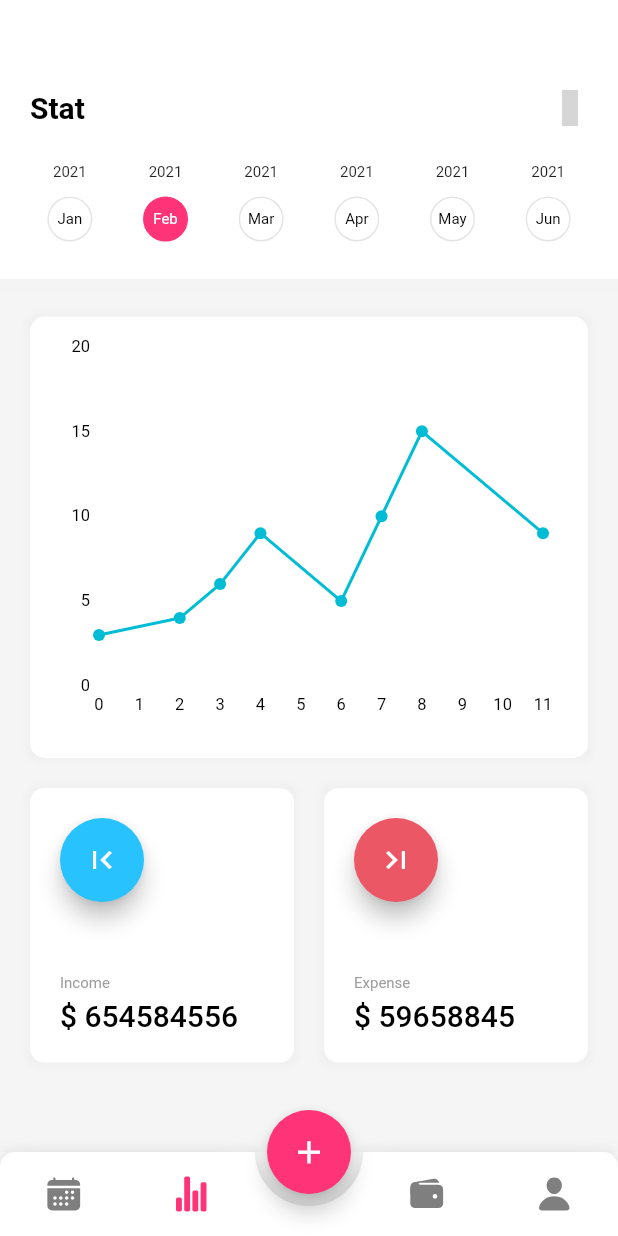
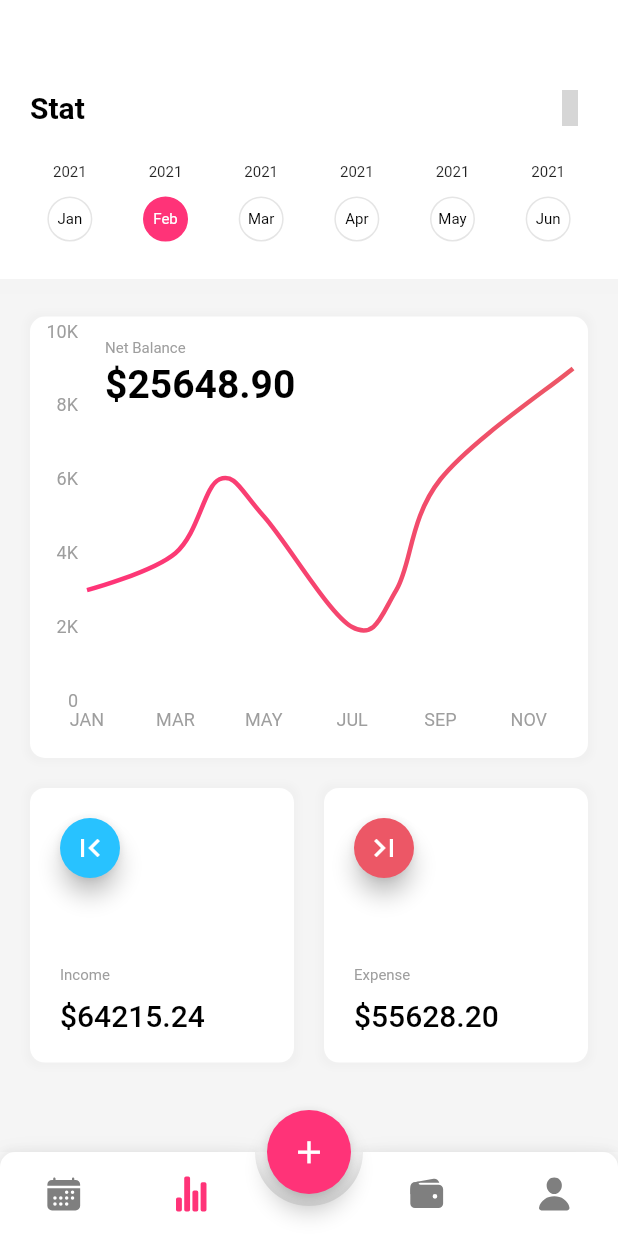
Before and after one commit to JanDongGun/BudgetFlutter, a Flutter app: the screen it shows after launch, item 2 of the bottom bar chosen, on a phone screen of 412 x 824 dp. Run offline on Flutter 3.47's test engine with Material 2 defaults, Android fonts, the light colour scheme and no system bars; drawn by our look-alikes of animated_bottom_navigation_bar, fl_chart; our stand-ins replace ionicons, percent_indicator; missing offline and left inert: antdesign_icons; grey boxes are pictures that could not be loaded.

Commit message:
update chart

```diff
--- a/lib/pages/stat_page.dart
+++ b/lib/pages/stat_page.dart
@@ -124,32 +124,102 @@ class _StatState extends State<Stat> {
                         blurRadius: 3),
                   ],
                 ),
-                child: Padding(
-                  padding: const EdgeInsets.fromLTRB(0, 20, 30, 20),
-                  child: LineChart(LineChartData(
+                child: Stack(children: [
+                  Positioned(
+                      top: 15,
+                      left: 50,
+                      child: Text(
+                        'Net Balance',
+                        style:
+                            TextStyle(color: grey.withOpacity(1), fontSize: 10),
+                      )),
+                  Positioned(
+                      top: 30,
+                      left: 50,
+                      child: Text(
+                        '\$25648.90',
+                        style: TextStyle(
+                            color: black.withOpacity(1),
+                            fontSize: 26,
+                            fontWeight: FontWeight.bold),
+                      )),
+                  Padding(
+                    padding: const EdgeInsets.all(10),
+                    child: LineChart(
+                      LineChartData(
                         minX: 0,
                         maxX: 11,
                         minY: 0,
-                    maxY: 20,
+                        maxY: 10,
                         lineBarsData: [
-                      LineChartBarData(spots: [
+                          LineChartBarData(
+                            isCurved: true,
+                            colors: redGradientColors,
+                            barWidth: 3,
+                            dotData: FlDotData(show: false),
+                            spots: [
                               FlSpot(0, 3),
                               FlSpot(2, 4),
                               FlSpot(3, 6),
-                        FlSpot(4, 9),
-                        FlSpot(6, 5),
-                        FlSpot(7, 10),
-                        FlSpot(8, 15),
+                              FlSpot(4, 5),
+                              FlSpot(6, 2),
+                              FlSpot(7, 3),
+                              FlSpot(8, 6),
                               FlSpot(11, 9),
-                      ])
+                            ],
+                          )
                         ],
                         gridData: FlGridData(show: false),
                         borderData: FlBorderData(show: false),
                         titlesData: FlTitlesData(
                             rightTitles: SideTitles(showTitles: false),
-                        topTitles: SideTitles(showTitles: false)),
-                  )),
+                            topTitles: SideTitles(showTitles: false),
+                            bottomTitles: SideTitles(
+                                showTitles: true,
+                                getTextStyles: (context, value) =>
+                                    const TextStyle(color: grey, fontSize: 12),
+                                getTitles: (value) {
+                                  switch (value.toInt()) {
+                                    case 0:
+                                      return 'JAN';
+                                    case 2:
+                                      return 'MAR';
+                                    case 4:
+                                      return 'MAY';
+                                    case 6:
+                                      return 'JUL';
+                                    case 8:
+                                      return 'SEP';
+                                    case 10:
+                                      return 'NOV';
+                                  }
+                                  return '';
+                                }),
+                            leftTitles: SideTitles(
+                                showTitles: true,
+                                getTextStyles: (context, value) =>
+                                    const TextStyle(color: grey, fontSize: 12),
+                                getTitles: (value) {
+                                  switch (value.toInt()) {
+                                    case 0:
+                                      return '0';
+                                    case 2:
+                                      return '2K';
+                                    case 4:
+                                      return '4K';
+                                    case 6:
+                                      return '6K';
+                                    case 8:
+                                      return '8K';
+                                    case 10:
+                                      return '10K';
+                                  }
+                                  return '';
+                                })),
                       ),
+                    ),
+                  ),
+                ]),
               ),
               const SizedBox(
                 height: 20,
@@ -181,11 +251,15 @@ class _StatState extends State<Stat> {
                             crossAxisAlignment: CrossAxisAlignment.start,
                             mainAxisAlignment: MainAxisAlignment.spaceBetween,
                             children: [
-                              FloatingActionButton(
+                              Container(
+                                height: 40,
+                                width: 40,
+                                child: FloatingActionButton(
                                   onPressed: () {},
                                   child: Icon(Icons.first_page),
                                   backgroundColor: blue,
                                   foregroundColor: white,
+                                ),
                               ),
                               SizedBox(
                                 height: size.height / 20,
@@ -195,7 +269,7 @@ class _StatState extends State<Stat> {
                                 style: TextStyle(
                                     fontSize: 10, color: grey.withOpacity(1)),
                               ),
-                              Text('\$ 654584556',
+                              Text('\$64215.24',
                                   style: TextStyle(
                                       fontSize: 20,
                                       fontWeight: FontWeight.w500,
@@ -226,11 +300,15 @@ class _StatState extends State<Stat> {
                             crossAxisAlignment: CrossAxisAlignment.start,
                             mainAxisAlignment: MainAxisAlignment.spaceBetween,
                             children: [
-                              FloatingActionButton(
+                              Container(
+                                height: 40,
+                                width: 40,
+                                child: FloatingActionButton(
                                   onPressed: () {},
                                   child: Icon(Icons.last_page),
                                   backgroundColor: red,
                                   foregroundColor: white,
+                                ),
                               ),
                               SizedBox(
                                 height: size.height / 20,
@@ -240,7 +318,7 @@ class _StatState extends State<Stat> {
                                 style: TextStyle(
                                     fontSize: 10, color: grey.withOpacity(1)),
                               ),
-                              Text('\$ 59658845',
+                              Text('\$55628.20',
                                   style: TextStyle(
                                       fontSize: 20,
                                       fontWeight: FontWeight.w500,
@@ -260,3 +338,30 @@ class _StatState extends State<Stat> {
     ));
   }
 }
+
+class LineTitle {
+  getTitileData() => FlTitlesData(
+      rightTitles: SideTitles(showTitles: false),
+      topTitles: SideTitles(showTitles: false),
+      bottomTitles: SideTitles(
+          showTitles: true,
+          margin: 8,
+          getTextStyles: (context, value) => const TextStyle(color: grey),
+          getTitles: (value) {
+            switch (value.toInt()) {
+              case 0:
+                return 'JAN';
+              case 2:
+                return 'MAR';
+              case 4:
+                return 'MAY';
+              case 6:
+                return 'JUL';
+              case 8:
+                return 'SEP';
+              case 10:
+                return 'NOV';
+            }
+            return '';
+          }));
+}
```
Lines whose indentation alone changed are shown as unchanged.
